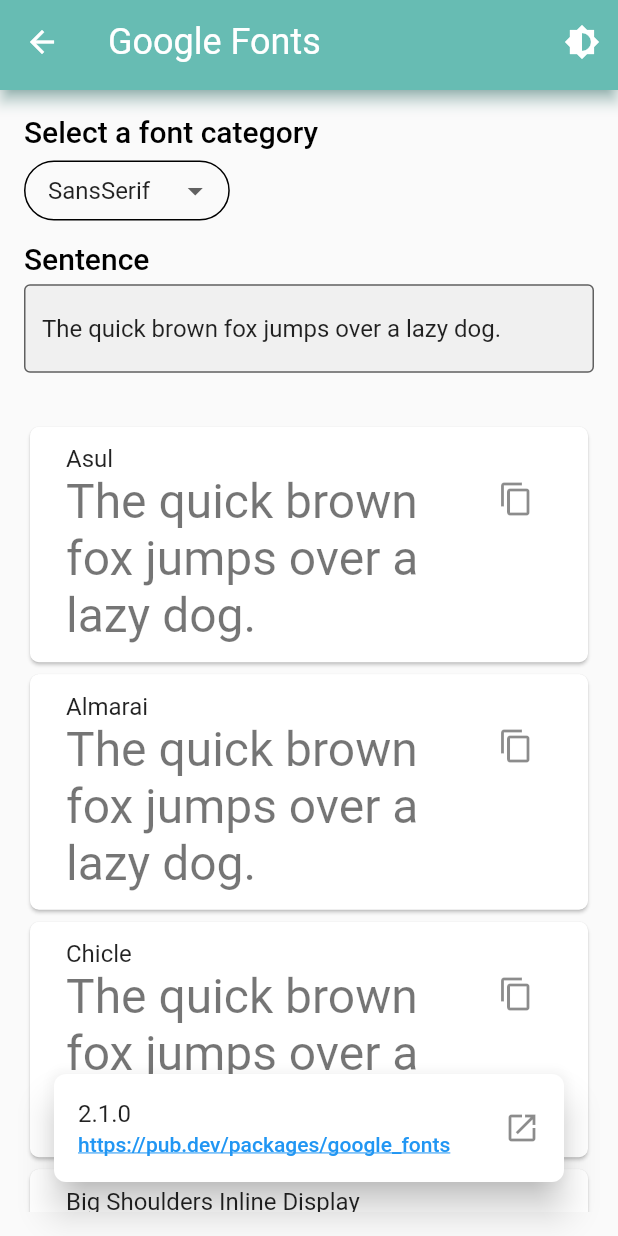
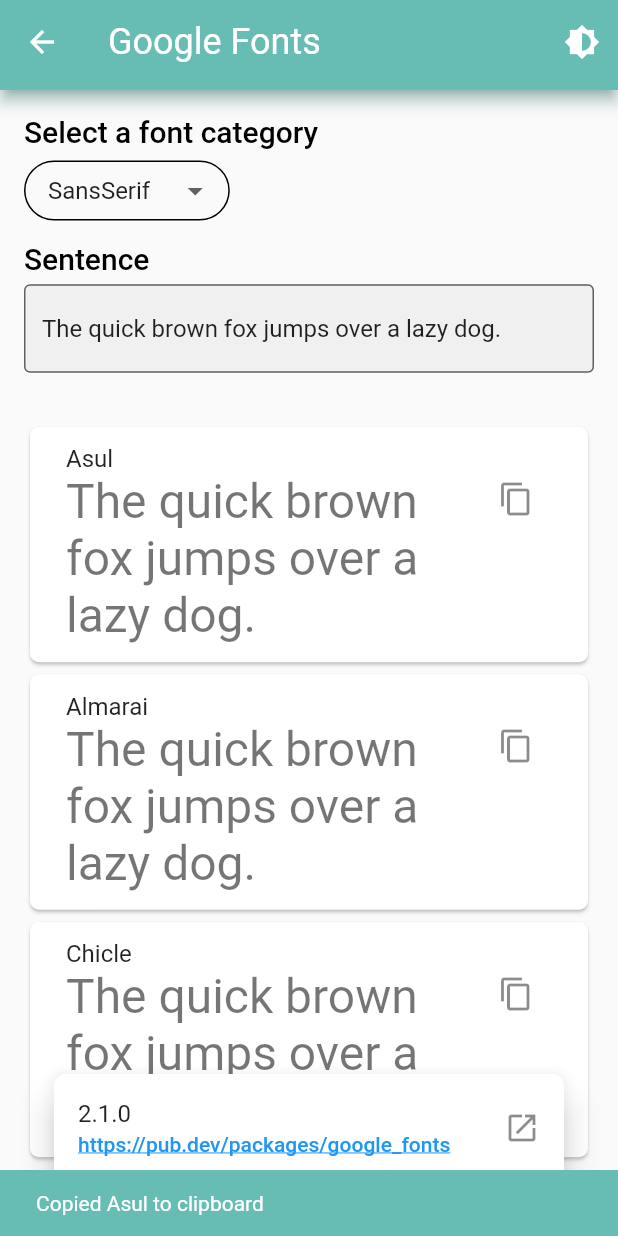
Before and after one commit to lucianojung/flutter_package_examples, a Flutter app: the GoogleFontsMain screen opened by its route, after a tap on the "content copy" icon, on a phone screen of 412 x 824 dp. Run offline on Flutter 3.47's test engine with Material 2 defaults, Android fonts, the phone set to English and light mode, and no system bars; our stand-ins replace convex_bottom_bar, date_format, email_validator, expandable, flutter_signin_button, google_fonts; Roboto replaces fonts that are missing (Almarai, Asul, Chicle).

Commit message:
Google Fonts add automatic loading on bottom - add internet permission to AndroidManifest.xml - show Google Fonts site

```diff
--- a/lib/main.dart
+++ b/lib/main.dart
@@ -42,7 +42,7 @@ class _HomeViewState extends State<HomeView> {
     CustomListTile(
         Icons.calendar_today, 'Date Format', '2.0.2', '/date_format'),
     CustomListTile(Icons.launch, 'Url Launcher', '6.0.9', '/url_launcher'),
-    // CustomListTile(Icons.font_download_outlined, 'Google Fonts', '2.1.0', '/google_fonts'),
+    CustomListTile(Icons.font_download_outlined, 'Google Fonts', '2.1.0', '/google_fonts'),
     // CustomListTile(Icons.lock_outline, 'Crypto', '3.0.1', '/crypto'),
   ];
 
@@ -81,7 +81,7 @@ class _HomeViewState extends State<HomeView> {
                 leading: Icon(Icons.assistant),
                 trailing: Icon(Icons.launch),
                 title: Text('Upcoming'),
-                subtitle: Text('Google Fonts, Crypto, ...'),
+                subtitle: Text('Crypto, ...'),
                 onTap: () {
                   setState(() {
                     _launchUrl('https://lucianojung.medium.com/');
--- a/lib/packages/google_fonts/google_fonts_main.dart
+++ b/lib/packages/google_fonts/google_fonts_main.dart
@@ -18,7 +18,7 @@ class GoogleFontsMain extends StatefulWidget {
 
 class _GoogleFontsMainState extends State<GoogleFontsMain> {
   String _selectedCategory = 'SansSerif';
-  int _displayCount = 10;
+  int _displayCount = 6;
   final _myController = TextEditingController();
   HashMap<String, Category> _googleFontMap = getGoogleFontMap();
   late List<String> _filteredFontList;
@@ -47,7 +47,19 @@ class _GoogleFontsMainState extends State<GoogleFontsMain> {
         padding: const EdgeInsets.all(16.0),
         child: Stack(
           children: [
-            SettingList(
+            NotificationListener<ScrollEndNotification>(
+              onNotification: (scrollEnd) {
+                var metrics = scrollEnd.metrics;
+                if (metrics.atEdge) {
+                  if (metrics.pixels != 0) {
+                    setState(() {
+                      _displayCount += 2;
+                    });
+                  }
+                }
+                return true;
+              },
+              child: SettingList(
                 children: <Widget>[
                   MaterialDropdownView(
                       title: 'Select a font category',
@@ -96,52 +108,13 @@ class _GoogleFontsMainState extends State<GoogleFontsMain> {
                             ),
                             child: Padding(
                                 padding: const EdgeInsets.all(8.0),
-                            child: ListTile(
-                              title: Text(_filteredFontList[i]),
-                              subtitle: Text(
-                                _myController.text,
-                                style: GoogleFonts.getFont(_filteredFontList[i])
-                                    .copyWith(fontSize: 32),
-                              ),
-                              trailing: IconButton(
-                                icon: Icon(Icons.copy),
-                                tooltip: 'copy font name',
-                                onPressed: () {
-                                  Clipboard.setData(ClipboardData(
-                                      text: _filteredFontList[i]));
-                                },
-                              ),
-                            ),
-                          ),
+                                child: FontListTile(_filteredFontList[i])),
                           ),
                         ),
                     ],
                   ),
-                if (_displayCount < _filteredFontList.length)
-                  Padding(
-                    padding: const EdgeInsets.all(8.0),
-                    child: ElevatedButton(
-                      child: Padding(
-                        padding: const EdgeInsets.all(8.0),
-                        child: Text(
-                          'load more',
-                          style: TextStyle(fontWeight: FontWeight.bold),
+                ],
               ),
-                      ),
-                      style: ButtonStyle(
-                        backgroundColor: MaterialStateProperty.all(
-                            Theme.of(context).accentColor),
-                        foregroundColor:
-                            MaterialStateProperty.all(Colors.black87),
-                      ),
-                      onPressed: () {
-                        setState(() {
-                          _displayCount += 6;
-                        });
-                      },
-                    ),
-                  )
-              ],
             ),
             PackageWeblinkView(_googleFontVersion, _url),
           ],
@@ -153,7 +126,7 @@ class _GoogleFontsMainState extends State<GoogleFontsMain> {
   void onValueChanged(String newValue) {
     setState(() {
       _selectedCategory = newValue;
-      _displayCount = 15;
+      _displayCount = 6;
       filterFontMap();
     });
   }
@@ -163,6 +136,31 @@ class _GoogleFontsMainState extends State<GoogleFontsMain> {
         .where((element) => _categoryMap[element.value] == _selectedCategory)
         .map((e) => e.key)
         .toList();
+  }
+
+  TextStyle getFont(String fontName) {
+    return GoogleFonts.getFont(fontName).copyWith(fontSize: 32);
+  }
+
+  FontListTile(String fontName) {
+    return ListTile(
+            title: Text(fontName),
+            subtitle: Text(
+              _myController.text,
+              style: getFont(fontName).copyWith(fontSize: 32),
+            ),
+            trailing: IconButton(
+              icon: Icon(Icons.copy),
+              tooltip: 'copy font name',
+              onPressed: () {
+                Clipboard.setData(ClipboardData(text: fontName));
+                final snackBar = SnackBar(
+                    content: Text('Copied $fontName to clipboard'),
+                    backgroundColor: Theme.of(context).primaryColor);
+                ScaffoldMessenger.of(context).showSnackBar(snackBar);
+              },
+            ),
+          );
   }
 
   static HashMap<String, Category> getGoogleFontMap() {
```
Also changed, not shown: pubspec.lock, 1 other file. Lines whose indentation alone changed are shown as unchanged.
